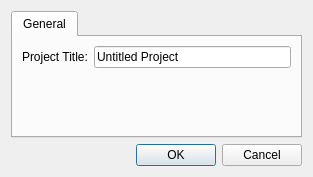
christopherpow/nesicide, file designers/new_project/newprojectdialog.ui: the form before one commit.
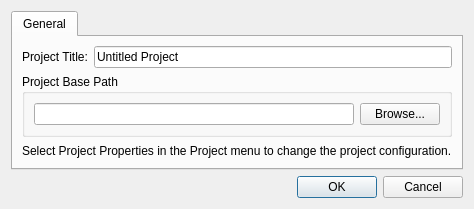
The form after the commit. Icons and pictures are not drawn.

The edit to the form file:
```diff
--- a/designers/new_project/newprojectdialog.ui
+++ b/designers/new_project/newprojectdialog.ui
@@ -6,15 +6,15 @@
    <rect>
     <x>0</x>
     <y>0</y>
-    <width>313</width>
-    <height>177</height>
+    <width>433</width>
+    <height>194</height>
    </rect>
   </property>
   <property name="windowTitle">
    <string>Dialog</string>
   </property>
-  <layout class="QVBoxLayout" name="verticalLayout">
-   <item>
+  <layout class="QGridLayout" name="gridLayout">
+   <item row="0" column="0">
     <widget class="QTabWidget" name="tabWidget">
      <property name="currentIndex">
       <number>0</number>
@@ -23,7 +23,7 @@
       <attribute name="title">
        <string>General</string>
       </attribute>
-      <layout class="QGridLayout" name="gridLayout">
+      <layout class="QGridLayout" name="gridLayout_2">
        <item row="0" column="0">
         <widget class="QLabel" name="label">
          <property name="text">
@@ -39,23 +39,44 @@
         </widget>
        </item>
        <item row="1" column="0" colspan="2">
-        <spacer name="verticalSpacer">
-         <property name="orientation">
-          <enum>Qt::Vertical</enum>
+        <widget class="QGroupBox" name="groupBox_2">
+         <property name="title">
+          <string>Project Base Path</string>
          </property>
-         <property name="sizeHint" stdset="0">
-          <size>
-           <width>20</width>
-           <height>40</height>
-          </size>
+         <layout class="QHBoxLayout" name="horizontalLayout_2">
+          <item>
+           <widget class="QLineEdit" name="projectBasePath">
+            <property name="readOnly">
+             <bool>true</bool>
+            </property>
+           </widget>
+          </item>
+          <item>
+           <widget class="QPushButton" name="projectBasePathBrowse">
+            <property name="text">
+             <string>Browse...</string>
+            </property>
+            <property name="icon">
+             <iconset resource="../../resource.qrc">
+              <normaloff>:/resources/document-open.svg</normaloff>:/resources/document-open.svg</iconset>
+            </property>
+           </widget>
+          </item>
+         </layout>
+        </widget>
+       </item>
+       <item row="2" column="0" colspan="2">
+        <widget class="QLabel" name="label_2">
+         <property name="text">
+          <string>Select Project Properties in the Project menu to change the project configuration.</string>
          </property>
-        </spacer>
+        </widget>
        </item>
       </layout>
      </widget>
     </widget>
    </item>
-   <item>
+   <item row="1" column="0">
     <widget class="QDialogButtonBox" name="buttonBox">
      <property name="orientation">
       <enum>Qt::Horizontal</enum>
```
Left out of the diff: 6 changed lines with no effect on the pictures.
